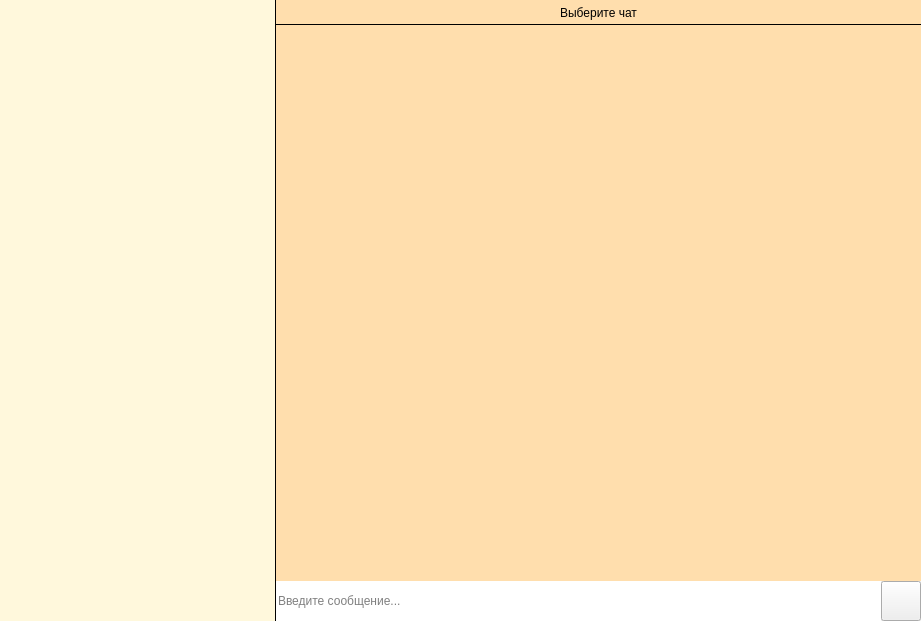
Qt form mainwindow.ui (focy322/simple_perepiska_desk) before a commit.
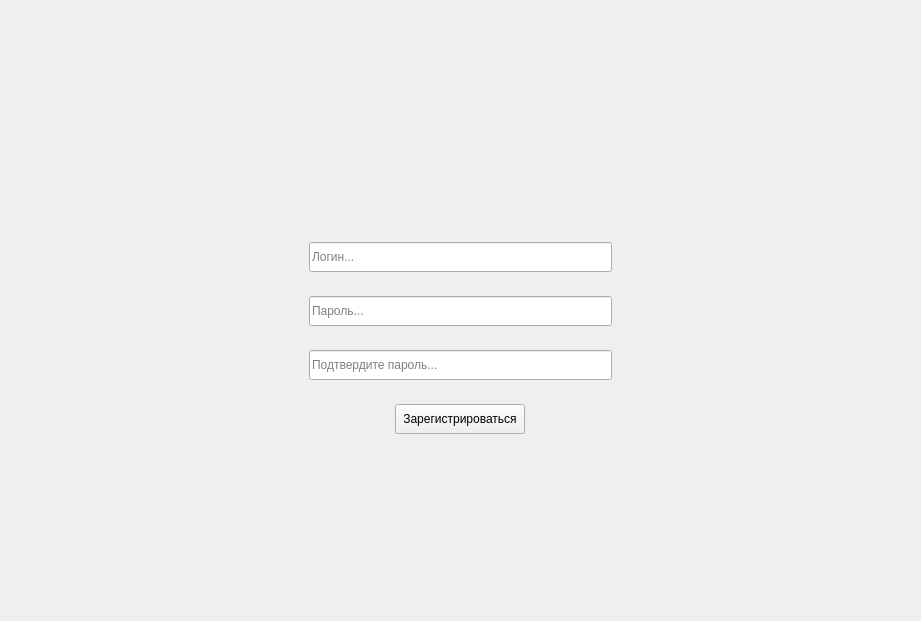
The same form after that commit. Icons and pictures are not drawn.

Commit message:
Добавление интерфейса регистрации и рефакторинг чата.
Внедрение StackedWidget для переключения между окнами регистрации и основного приложения; по умолчанию отображается страница регистрации .

```diff
--- a/mainwindow.ui
+++ b/mainwindow.ui
@@ -11,7 +11,7 @@
    </rect>
   </property>
   <property name="sizePolicy">
-   <sizepolicy hsizetype="Preferred" vsizetype="Expanding">
+   <sizepolicy hsizetype="Expanding" vsizetype="Expanding">
     <horstretch>0</horstretch>
     <verstretch>0</verstretch>
    </sizepolicy>
@@ -23,6 +23,208 @@
    <string notr="true"/>
   </property>
   <widget class="QWidget" name="centralwidget">
+   <layout class="QVBoxLayout" name="verticalLayout_3">
+    <property name="spacing">
+     <number>0</number>
+    </property>
+    <property name="leftMargin">
+     <number>0</number>
+    </property>
+    <property name="topMargin">
+     <number>0</number>
+    </property>
+    <property name="rightMargin">
+     <number>0</number>
+    </property>
+    <property name="bottomMargin">
+     <number>0</number>
+    </property>
+    <item>
+     <widget class="QStackedWidget" name="AuthAndAppWidget">
+      <property name="sizePolicy">
+       <sizepolicy hsizetype="Expanding" vsizetype="Expanding">
+        <horstretch>0</horstretch>
+        <verstretch>0</verstretch>
+       </sizepolicy>
+      </property>
+      <property name="currentIndex">
+       <number>0</number>
+      </property>
+      <widget class="QWidget" name="pageAuth">
+       <property name="sizePolicy">
+        <sizepolicy hsizetype="Expanding" vsizetype="Expanding">
+         <horstretch>0</horstretch>
+         <verstretch>0</verstretch>
+        </sizepolicy>
+       </property>
+       <property name="styleSheet">
+        <string notr="true"/>
+       </property>
+       <layout class="QVBoxLayout" name="verticalLayout">
+        <property name="leftMargin">
+         <number>300</number>
+        </property>
+        <property name="rightMargin">
+         <number>300</number>
+        </property>
+        <item>
+         <spacer name="verticalSpacerTop">
+          <property name="orientation">
+           <enum>Qt::Orientation::Vertical</enum>
+          </property>
+          <property name="sizeHint" stdset="0">
+           <size>
+            <width>20</width>
+            <height>40</height>
+           </size>
+          </property>
+         </spacer>
+        </item>
+        <item>
+         <widget class="QWidget" name="authWidget" native="true">
+          <property name="sizePolicy">
+           <sizepolicy hsizetype="Expanding" vsizetype="Expanding">
+            <horstretch>0</horstretch>
+            <verstretch>0</verstretch>
+           </sizepolicy>
+          </property>
+          <property name="minimumSize">
+           <size>
+            <width>300</width>
+            <height>300</height>
+           </size>
+          </property>
+          <layout class="QVBoxLayout" name="verticalLayout_2">
+           <item>
+            <widget class="QLabel" name="succesRegistrationLabel">
+             <property name="sizePolicy">
+              <sizepolicy hsizetype="Expanding" vsizetype="Fixed">
+               <horstretch>0</horstretch>
+               <verstretch>0</verstretch>
+              </sizepolicy>
+             </property>
+             <property name="minimumSize">
+              <size>
+               <width>0</width>
+               <height>30</height>
+              </size>
+             </property>
+             <property name="text">
+              <string/>
+             </property>
+             <property name="alignment">
+              <set>Qt::AlignmentFlag::AlignCenter</set>
+             </property>
+            </widget>
+           </item>
+           <item>
+            <widget class="QLineEdit" name="login">
+             <property name="sizePolicy">
+              <sizepolicy hsizetype="Expanding" vsizetype="Fixed">
+               <horstretch>0</horstretch>
+               <verstretch>0</verstretch>
+              </sizepolicy>
+             </property>
+             <property name="minimumSize">
+              <size>
+               <width>0</width>
+               <height>30</height>
+              </size>
+             </property>
+             <property name="placeholderText">
+              <string>Логин...</string>
+             </property>
+            </widget>
+           </item>
+           <item>
+            <widget class="QLineEdit" name="password">
+             <property name="minimumSize">
+              <size>
+               <width>0</width>
+               <height>30</height>
+              </size>
+             </property>
+             <property name="echoMode">
+              <enum>QLineEdit::EchoMode::Password</enum>
+             </property>
+             <property name="placeholderText">
+              <string>Пароль...</string>
+             </property>
+            </widget>
+           </item>
+           <item>
+            <widget class="QLineEdit" name="passwordConfirm">
+             <property name="minimumSize">
+              <size>
+               <width>0</width>
+               <height>30</height>
+              </size>
+             </property>
+             <property name="echoMode">
+              <enum>QLineEdit::EchoMode::Password</enum>
+             </property>
+             <property name="placeholderText">
+              <string>Подтвердите пароль...</string>
+             </property>
+            </widget>
+           </item>
+           <item>
+            <layout class="QHBoxLayout" name="registrationBtnLayout">
+             <property name="spacing">
+              <number>0</number>
+             </property>
+             <item>
+              <widget class="QPushButton" name="registrationBtn">
+               <property name="sizePolicy">
+                <sizepolicy hsizetype="Fixed" vsizetype="Fixed">
+                 <horstretch>0</horstretch>
+                 <verstretch>0</verstretch>
+                </sizepolicy>
+               </property>
+               <property name="minimumSize">
+                <size>
+                 <width>130</width>
+                 <height>30</height>
+                </size>
+               </property>
+               <property name="maximumSize">
+                <size>
+                 <width>130</width>
+                 <height>30</height>
+                </size>
+               </property>
+               <property name="text">
+                <string>Зарегистрироваться</string>
+               </property>
+              </widget>
+             </item>
+            </layout>
+           </item>
+          </layout>
+         </widget>
+        </item>
+        <item>
+         <spacer name="verticalSpacerBottom">
+          <property name="orientation">
+           <enum>Qt::Orientation::Vertical</enum>
+          </property>
+          <property name="sizeHint" stdset="0">
+           <size>
+            <width>20</width>
+            <height>40</height>
+           </size>
+          </property>
+         </spacer>
+        </item>
+       </layout>
+      </widget>
+      <widget class="QWidget" name="pageApp">
+       <property name="sizePolicy">
+        <sizepolicy hsizetype="Expanding" vsizetype="Expanding">
+         <horstretch>0</horstretch>
+         <verstretch>0</verstretch>
+        </sizepolicy>
+       </property>
    <layout class="QHBoxLayout" name="horizontalLayout_2" stretch="3,7">
     <property name="spacing">
      <number>0</number>
@@ -53,7 +255,7 @@
      </widget>
     </item>
     <item>
-     <layout class="QVBoxLayout" name="verticalLayout_2" stretch="0,10,0">
+         <layout class="QVBoxLayout" name="messagesViewLayout" stretch="0,10,0">
       <property name="spacing">
        <number>0</number>
       </property>
@@ -96,7 +298,7 @@
        </widget>
       </item>
       <item>
-       <layout class="QHBoxLayout" name="horizontalLayout_3" stretch="10,0">
+           <layout class="QHBoxLayout" name="messageInputLayout" stretch="10,0">
         <property name="spacing">
          <number>0</number>
         </property>
@@ -175,9 +377,10 @@
    </layout>
   </widget>
  </widget>
- <tabstops>
-  <tabstop>chatsView</tabstop>
- </tabstops>
+    </item>
+   </layout>
+  </widget>
+ </widget>
  <resources/>
  <connections/>
 </ui>
```
Left out of the diff: 2 changed lines with no effect on the pictures. Lines whose indentation alone changed are shown as unchanged. The commit also changes 2 other files.
